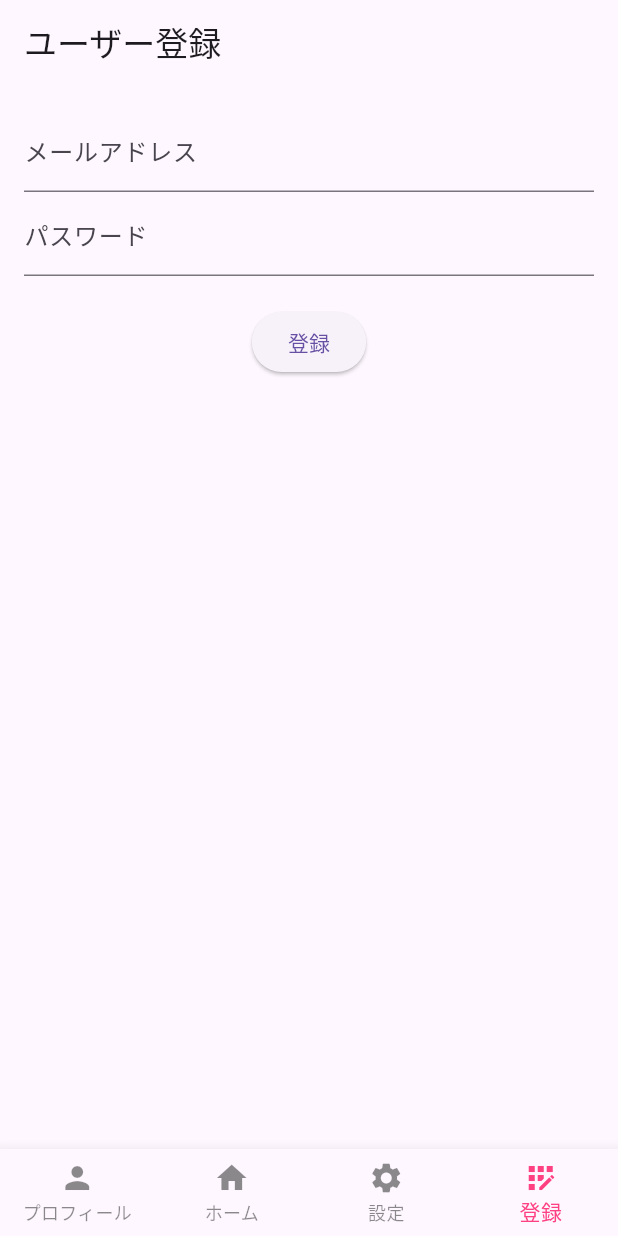
After one commit to repllca/spajam, a Flutter app: the screen it shows after launch, item 4 of the bottom bar chosen, on a phone screen of 412 x 824 dp. The commit adds this screen. Run offline on Flutter 3.47's test engine with Material 3 defaults, Android fonts, the phone set to English and light mode, and no system bars; our stand-ins replace cloud_firestore, firebase_auth, firebase_core; accounts and stored records are empty.

Commit message:
add register.dart

```diff
--- a/spado/lib/header.dart
+++ b/spado/lib/header.dart
@@ -18,7 +18,7 @@ class Header extends StatelessWidget implements PreferredSizeWidget {
         Padding(
           padding: const EdgeInsets.all(8.0),
           child: IconButton(
-            icon: const Icon(Icons.qr_code),
+            icon: Icon(Icons.add),
             onPressed: () {
               // 押したときの処理
               final db = Firestoreservice();
--- a/spado/lib/main.dart
+++ b/spado/lib/main.dart
@@ -4,9 +4,9 @@ import 'models/bottom_navigation_model.dart';
 import 'routes/profile.dart';
 import 'routes/home.dart';
 import 'routes/settings.dart';
+import 'routes/register.dart'; // Register.dart をインポート
 import 'package:firebase_core/firebase_core.dart';
 import 'firebase_options.dart';
-import 'service.dart';
 
 void main() async {
   WidgetsFlutterBinding.ensureInitialized();
@@ -17,26 +17,28 @@ void main() async {
 }
 
 class MyApp extends StatelessWidget {
-  final List _pageList = [
+  final List<Widget> _pageList = [
     Profile(),
     Home(),
     Settings(),
+    RegisterPage(), // RegisterPage を追加
   ];
+
   @override
   Widget build(BuildContext context) {
     return MaterialApp(
-      title: 'Flutterの練習', //アプリの名前
+      title: 'Flutterの練習', // アプリの名前
       theme: ThemeData(
         primaryColor: Colors.green,
       ),
       home: ChangeNotifierProvider<BottomNavigationModel>(
         create: (_) => BottomNavigationModel(),
-        child:
-            Consumer<BottomNavigationModel>(builder: (context, model, child) {
+        child: Consumer<BottomNavigationModel>(
+          builder: (context, model, child) {
             return Scaffold(
-            // appBar: Header(), //各ファイルでHeader()を実行するのでいらない
-            body: _pageList[model.currentIndex], //中身を描画
-            //footer部分
+              // appBar: Header(), // 各ファイルでHeader()を実行するのでいらない
+              body: _pageList[model.currentIndex], // 中身を描画
+              // footer部分
               bottomNavigationBar: BottomNavigationBar(
                 type: BottomNavigationBarType.fixed,
                 items: const <BottomNavigationBarItem>[
@@ -50,18 +52,23 @@ class MyApp extends StatelessWidget {
                   ),
                   BottomNavigationBarItem(
                     icon: Icon(Icons.settings),
-                  label: '友達',
+                    label: '設定',
+                  ),
+                  BottomNavigationBarItem(
+                    icon: Icon(Icons.app_registration),
+                    label: '登録',
                   ),
                 ],
                 currentIndex: model.currentIndex,
                 onTap: (index) {
                   model.currentIndex = index;
                 },
-              selectedItemColor: Colors.pinkAccent, //選んだ物の色
-              unselectedItemColor: Colors.black45, //選んでない物の色
+                selectedItemColor: Colors.pinkAccent, // 選んだ物の色
+                unselectedItemColor: Colors.black45, // 選んでない物の色
               ),
             );
-        }),
+          },
+        ),
       ),
     );
   }
--- /dev/null
+++ b/spado/lib/routes/register.dart
@@ -0,0 +1,66 @@
+import 'package:firebase_auth/firebase_auth.dart';
+import 'package:flutter/material.dart';
+
+class RegisterPage extends StatefulWidget {
+  @override
+  _RegisterPageState createState() => _RegisterPageState();
+}
+
+class _RegisterPageState extends State<RegisterPage> {
+  final _emailController = TextEditingController();
+  final _passwordController = TextEditingController();
+  final _auth = FirebaseAuth.instance;
+
+  Future<void> _register() async {
+    try {
+      final email = _emailController.text;
+      final password = _passwordController.text;
+
+      final userCredential = await _auth.createUserWithEmailAndPassword(
+        email: email,
+        password: password,
+      );
+
+      if (userCredential.user != null) {
+        ScaffoldMessenger.of(context).showSnackBar(
+          SnackBar(content: Text('登録成功')),
+        );
+      }
+    } catch (e) {
+      ScaffoldMessenger.of(context).showSnackBar(
+        SnackBar(content: Text('登録に失敗しました: $e')),
+      );
+    }
+  }
+
+  @override
+  Widget build(BuildContext context) {
+    return Scaffold(
+      appBar: AppBar(
+        title: Text('ユーザー登録'),
+      ),
+      body: Padding(
+        padding: EdgeInsets.all(16.0),
+        child: Column(
+          children: <Widget>[
+            TextField(
+              controller: _emailController,
+              decoration: InputDecoration(labelText: 'メールアドレス'),
+              keyboardType: TextInputType.emailAddress,
+            ),
+            TextField(
+              controller: _passwordController,
+              decoration: InputDecoration(labelText: 'パスワード'),
+              obscureText: true,
+            ),
+            SizedBox(height: 20),
+            ElevatedButton(
+              onPressed: _register,
+              child: Text('登録'),
+            ),
+          ],
+        ),
+      ),
+    );
+  }
+}
--- a/spado/pubspec.yaml
+++ b/spado/pubspec.yaml
@@ -33,10 +33,10 @@ dependencies:
   cupertino_icons: ^1.0.8
   firebase_core: ^3.3.0
   cloud_firestore:
+  firebase_auth:
 
   # The following adds the Cupertino Icons font to your application.
   # Use with the CupertinoIcons class for iOS style icons.
-
 dev_dependencies:
   flutter_test:
     sdk: flutter
```
Also changed, not shown: spado/pubspec.lock, 4 other files. Lines whose indentation alone changed are shown as unchanged.
